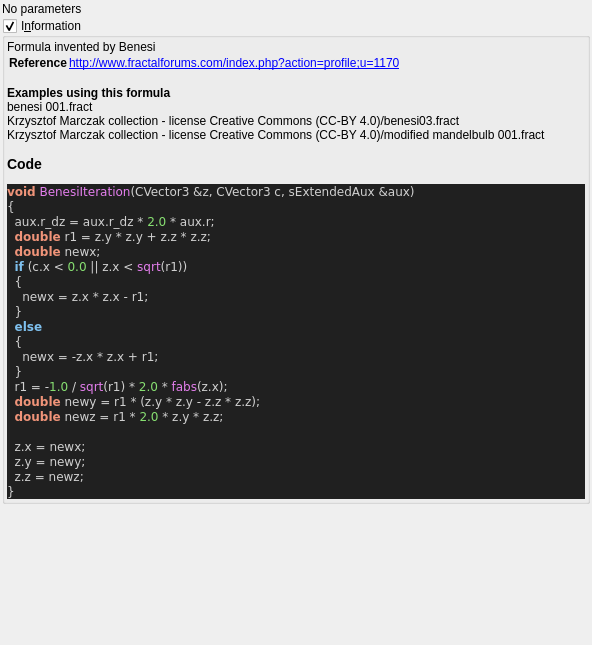
This is mandelbulber2/formula/ui/fractal_benesi.ui in buddhi1980/mandelbulber2 as Qt 5 draws it before an edit. The edited form follows.
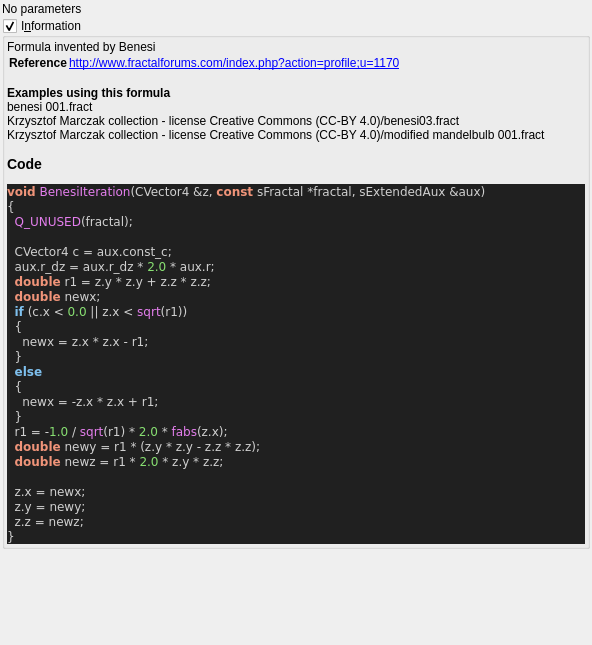
This is the edited form. Custom widgets are drawn as their Qt base class.

```diff
--- a/mandelbulber2/formula/ui/fractal_benesi.ui
+++ b/mandelbulber2/formula/ui/fractal_benesi.ui
@@ -72,8 +72,11 @@
 &lt;/table&gt;
 &lt;br&gt;&lt;b&gt;Examples using this formula&lt;/b&gt;&lt;br&gt;benesi 001.fract&lt;br&gt;Krzysztof Marczak collection - license Creative Commons (CC-BY 4.0)/benesi03.fract&lt;br&gt;Krzysztof Marczak collection - license Creative Commons (CC-BY 4.0)/modified mandelbulb 001.fract&lt;h3&gt;Code&lt;/h3&gt;
 &lt;body style=&quot;background-color:#202020&quot;&gt;
-&lt;pre style=&quot;color:#d0d0d0; background-color:#202020;  font-family:'Courier New',monospace;&quot;&gt;&lt;span style=&quot;color:#f09479; font-weight:bold&quot;&gt;void&lt;/span&gt; &lt;span style=&quot;color:#e47eed&quot;&gt;BenesiIteration&lt;/span&gt;&lt;span style=&quot;color:#d0d0d0&quot;&gt;(&lt;/span&gt;CVector3 &lt;span style=&quot;color:#d0d0d0&quot;&gt;&amp;amp;&lt;/span&gt;z&lt;span style=&quot;color:#d0d0d0&quot;&gt;,&lt;/span&gt; CVector3 c&lt;span style=&quot;color:#d0d0d0&quot;&gt;,&lt;/span&gt; sExtendedAux &lt;span style=&quot;color:#d0d0d0&quot;&gt;&amp;amp;&lt;/span&gt;aux&lt;span style=&quot;color:#d0d0d0&quot;&gt;)&lt;/span&gt;
+&lt;pre style=&quot;color:#d0d0d0; background-color:#202020;  font-family:'Courier New',monospace;&quot;&gt;&lt;span style=&quot;color:#f09479; font-weight:bold&quot;&gt;void&lt;/span&gt; &lt;span style=&quot;color:#e47eed&quot;&gt;BenesiIteration&lt;/span&gt;&lt;span style=&quot;color:#d0d0d0&quot;&gt;(&lt;/span&gt;CVector4 &lt;span style=&quot;color:#d0d0d0&quot;&gt;&amp;amp;&lt;/span&gt;z&lt;span style=&quot;color:#d0d0d0&quot;&gt;,&lt;/span&gt; &lt;span style=&quot;color:#f09479; font-weight:bold&quot;&gt;const&lt;/span&gt; sFractal &lt;span style=&quot;color:#d0d0d0&quot;&gt;*&lt;/span&gt;fractal&lt;span style=&quot;color:#d0d0d0&quot;&gt;,&lt;/span&gt; sExtendedAux &lt;span style=&quot;color:#d0d0d0&quot;&gt;&amp;amp;&lt;/span&gt;aux&lt;span style=&quot;color:#d0d0d0&quot;&gt;)&lt;/span&gt;
 &lt;span style=&quot;color:#d0d0d0&quot;&gt;{&lt;/span&gt;
+  &lt;span style=&quot;color:#e47eed&quot;&gt;Q_UNUSED&lt;/span&gt;&lt;span style=&quot;color:#d0d0d0&quot;&gt;(&lt;/span&gt;fractal&lt;span style=&quot;color:#d0d0d0&quot;&gt;);&lt;/span&gt;
+
+  CVector4 c &lt;span style=&quot;color:#d0d0d0&quot;&gt;=&lt;/span&gt; aux&lt;span style=&quot;color:#d0d0d0&quot;&gt;.&lt;/span&gt;const_c&lt;span style=&quot;color:#d0d0d0&quot;&gt;;&lt;/span&gt;
   aux&lt;span style=&quot;color:#d0d0d0&quot;&gt;.&lt;/span&gt;r_dz &lt;span style=&quot;color:#d0d0d0&quot;&gt;=&lt;/span&gt; aux&lt;span style=&quot;color:#d0d0d0&quot;&gt;.&lt;/span&gt;r_dz &lt;span style=&quot;color:#d0d0d0&quot;&gt;*&lt;/span&gt; &lt;span style=&quot;color:#87df71&quot;&gt;2.0&lt;/span&gt; &lt;span style=&quot;color:#d0d0d0&quot;&gt;*&lt;/span&gt; aux&lt;span style=&quot;color:#d0d0d0&quot;&gt;.&lt;/span&gt;r&lt;span style=&quot;color:#d0d0d0&quot;&gt;;&lt;/span&gt;
   &lt;span style=&quot;color:#f09479; font-weight:bold&quot;&gt;double&lt;/span&gt; r1 &lt;span style=&quot;color:#d0d0d0&quot;&gt;=&lt;/span&gt; z&lt;span style=&quot;color:#d0d0d0&quot;&gt;.&lt;/span&gt;y &lt;span style=&quot;color:#d0d0d0&quot;&gt;*&lt;/span&gt; z&lt;span style=&quot;color:#d0d0d0&quot;&gt;.&lt;/span&gt;y &lt;span style=&quot;color:#d0d0d0&quot;&gt;+&lt;/span&gt; z&lt;span style=&quot;color:#d0d0d0&quot;&gt;.&lt;/span&gt;z &lt;span style=&quot;color:#d0d0d0&quot;&gt;*&lt;/span&gt; z&lt;span style=&quot;color:#d0d0d0&quot;&gt;.&lt;/span&gt;z&lt;span style=&quot;color:#d0d0d0&quot;&gt;;&lt;/span&gt;
   &lt;span style=&quot;color:#f09479; font-weight:bold&quot;&gt;double&lt;/span&gt; newx&lt;span style=&quot;color:#d0d0d0&quot;&gt;;&lt;/span&gt;
```
